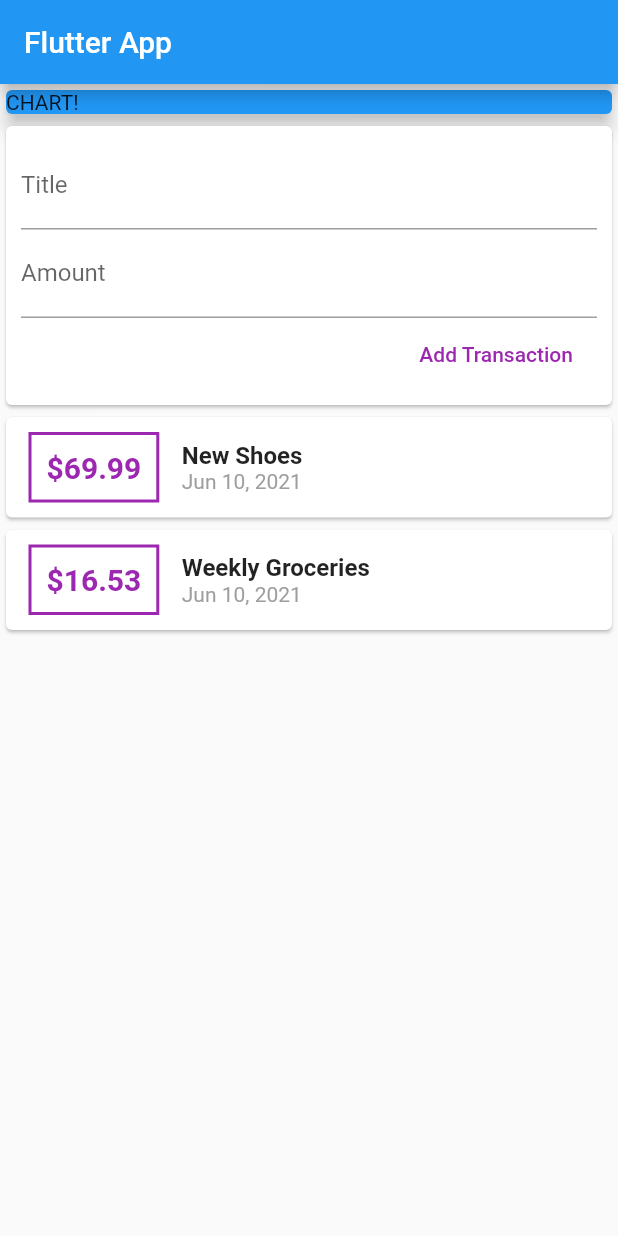
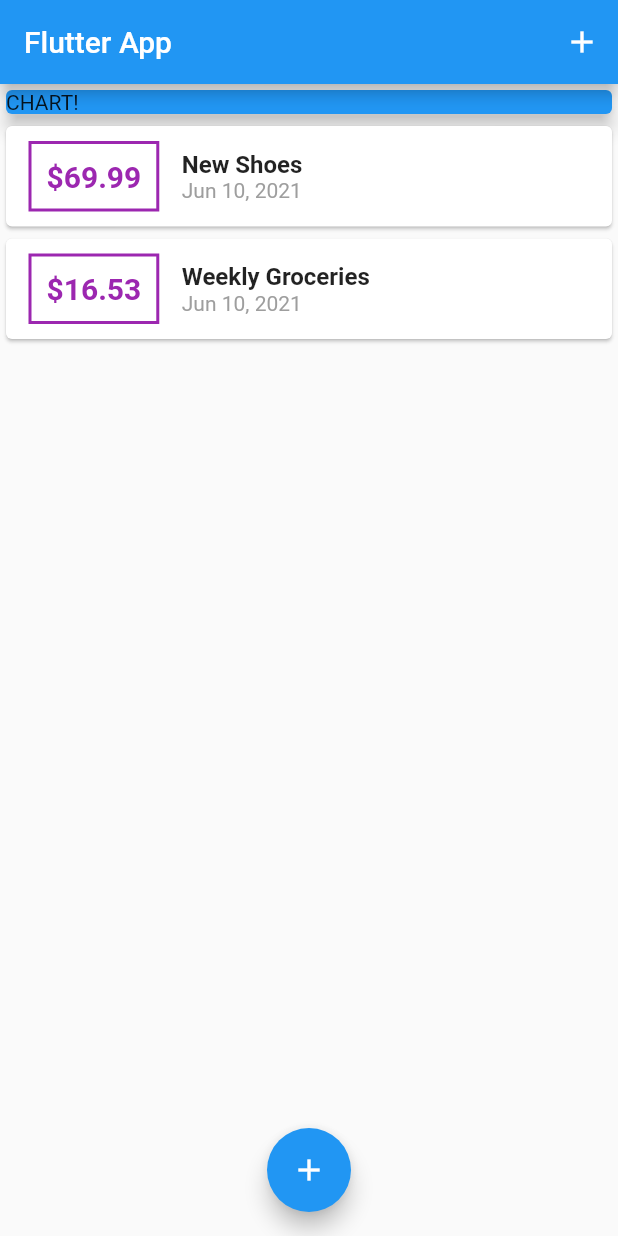
Before and after one commit to Summaiya14/Transaction_app, a Flutter app: the screen it shows after launch, on a phone screen of 412 x 824 dp. Run offline on Flutter 3.47's test engine with Material 2 defaults, Android fonts, the phone set to English and light mode, and no system bars.

```diff
--- a/lib/main.dart
+++ b/lib/main.dart
@@ -1,6 +1,8 @@
+import 'package:flutter/gestures.dart';
 import 'package:flutter/material.dart';
-import './transaction.dart';
-import 'package:intl/intl.dart';
+import './widgets/transaction_list.dart';
+import './widgets/new_transaction.dart';
+import './models/transaction.dart';
 
 void main() {
   runApp(MyApp());
@@ -10,29 +12,62 @@ class MyApp extends StatelessWidget{
   @override
   Widget build(BuildContext context) {
     return MaterialApp(
+      debugShowCheckedModeBanner: false,
       title: 'Flutter App',
       home: MyHomePage(),
     );
   }
 }
 
-class MyHomePage extends StatelessWidget{
-  final List<Transaction> transactions = [
+class MyHomePage extends StatefulWidget{
+
+  //String titleInput;
+  //String amountInput;
+  @override
+  _MyHomePageState createState() => _MyHomePageState();
+}
+
+class _MyHomePageState extends State<MyHomePage> {
+  final List<Transaction> _userTransactions = [
     Transaction(id: 't1', title: 'New Shoes', amount: 69.99, date: DateTime.now(),),
     Transaction(id: 't2', title: 'Weekly Groceries', amount: 16.53, date: DateTime.now(),),
   ];
 
-  //String titleInput;
-  //String amountInput;
-  final titleController = TextEditingController();
-  final amountController = TextEditingController();
+  void _addNewTransaction(String txTitle, double txAmount){
+    final newTx = Transaction(
+      title: txTitle,
+      amount: txAmount,
+      date: DateTime.now(),
+      id: DateTime.now().toString(),
+    );
+
+    setState(() {
+      _userTransactions.add(newTx);
+    });
+  }
+  void _startAddNewTransaction(BuildContext ctx) {
+  showModalBottomSheet(context: ctx, builder: (_) {
+
+    return GestureDetector(
+      onTap: () {},
+      child: NewTransaction(_addNewTransaction),
+      behavior: HitTestBehavior.opaque,
+    );
+
+  });
+}
+
   @override
   Widget build(BuildContext context) {
     return Scaffold(
       appBar: AppBar(
         title: Text("Flutter App"),
+        actions: [
+          IconButton(icon: Icon(Icons.add), onPressed: () => _startAddNewTransaction(context))
+        ],
         ),
-      body: Column(
+      body: SingleChildScrollView(
+              child: Column(
           mainAxisAlignment: MainAxisAlignment.start,
           crossAxisAlignment: CrossAxisAlignment.stretch,
           children: [
@@ -44,53 +79,15 @@ class MyHomePage extends StatelessWidget{
                 color: Colors.blue,
                 ),
             ),
-          Card(
-            child: Container(
-              padding: EdgeInsets.all(10),
-              child: Column(
-                crossAxisAlignment: CrossAxisAlignment.end,
-                children: [
-                  TextField(
-                    decoration: InputDecoration(labelText: 'Title'),
-                    controller: titleController,
-                    ),
-                  TextField(
-                    decoration: InputDecoration(labelText: 'Amount'),
-                    controller: amountController,
-                    ),
-                  FlatButton(onPressed: () {print(titleController.text); print(amountController.text);}, child: Text('Add Transaction'), textColor: Colors.purple,)
+            TransactionList(_userTransactions),
         ],
         ),
       ),
-          ),
-          Column(
-            children:
-              transactions.map((tx) {
-                return Card(
-                  child: Row(
-                    children: [
-                      Container(
-                        padding: EdgeInsets.all(10),
-                        margin: EdgeInsets.symmetric(vertical: 10, horizontal: 15),
-                        child: Text('\$${tx.amount}', style: TextStyle(fontWeight: FontWeight.bold, fontSize: 20, color: Colors.purple),),
-                        decoration: BoxDecoration(
-                          border: Border.all(color: Colors.purple, width: 2),
-                        ),
-                      ),
-                      Column(
-                        crossAxisAlignment: CrossAxisAlignment.start,
-                        children: [
-                          Text(tx.title, style: TextStyle(fontSize: 16, fontWeight: FontWeight.bold),),
-                          Text(DateFormat.yMMMd().format(tx.date), style: TextStyle(color: Colors.grey),),
-                      ],)
-                    ],
+      floatingActionButtonLocation: FloatingActionButtonLocation.centerFloat,
+      floatingActionButton: FloatingActionButton(
+        child: Icon(Icons.add),
+        onPressed: () => _startAddNewTransaction(context),
         ),
     );
-              }).toList(),
-            ),
-      ],
-      )
-    );
   }
-
 }
--- /dev/null
+++ b/lib/widgets/transaction_list.dart
@@ -0,0 +1,40 @@
+import 'package:flutter/material.dart';
+import '../models/transaction.dart';
+import 'package:intl/intl.dart';
+
+class TransactionList extends StatelessWidget {
+  final List<Transaction> transactions;
+  TransactionList(this.transactions);
+  @override
+  Widget build(BuildContext context) {
+    return Container(
+      height: 300,
+      child: ListView.builder(
+        itemBuilder: (ctx, index) {
+          return Card(
+                    child: Row(
+                      children: [
+                        Container(
+                          padding: EdgeInsets.all(10),
+                          margin: EdgeInsets.symmetric(vertical: 10, horizontal: 15),
+                          child: Text('\$${transactions[index].amount.toStringAsFixed(2)}', style: TextStyle(fontWeight: FontWeight.bold, fontSize: 20, color: Colors.purple),),
+                          decoration: BoxDecoration(
+                            border: Border.all(color: Colors.purple, width: 2),
+                          ),
+                        ),
+                        Column(
+                          crossAxisAlignment: CrossAxisAlignment.start,
+                          children: [
+                            Text(transactions[index].title, style: TextStyle(fontSize: 16, fontWeight: FontWeight.bold),),
+                            Text(DateFormat.yMMMd().format(transactions[index].date), style: TextStyle(color: Colors.grey),),
+                        ],)
+                      ],
+                    ),
+                  );
+        },
+        itemCount: transactions.length,
+
+              ),
+    );
+  }
+}
```
Also changed, not shown: lib/widgets/new_transaction.dart (added, +43 -0 lines), lib/models/transaction.dart (renamed from lib/transaction.dart). Lines whose indentation alone changed are shown as unchanged.
